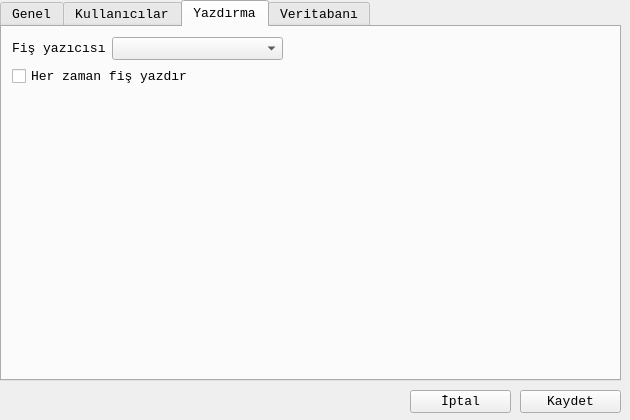
Old version of the form ayarlardialog.ui in the repository mamoo81/bhss.
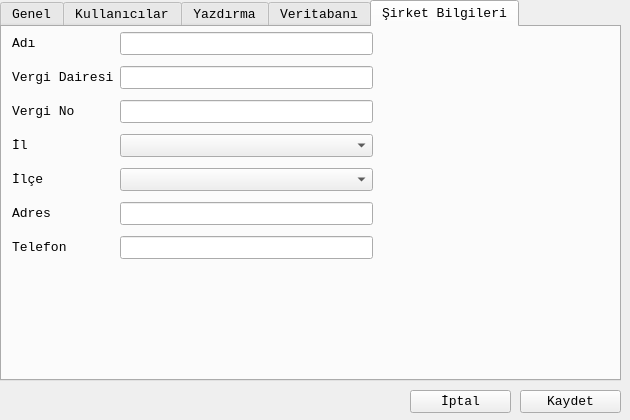
New version of the form.

Commit message: şirket bilgileri ön hazırlık ve bazı düzeltmeler

Patch:
```diff
--- a/ayarlardialog.ui
+++ b/ayarlardialog.ui
@@ -41,7 +41,7 @@
     </rect>
    </property>
    <property name="currentIndex">
-    <number>2</number>
+    <number>4</number>
    </property>
    <widget class="QWidget" name="tabGenel">
     <attribute name="title">
@@ -209,6 +209,93 @@
      <string>Veritabanı</string>
     </attribute>
    </widget>
+   <widget class="QWidget" name="tab_2">
+    <attribute name="title">
+     <string>Şirket Bilgileri</string>
+    </attribute>
+    <widget class="QWidget" name="">
+     <property name="geometry">
+      <rect>
+       <x>10</x>
+       <y>0</y>
+       <width>361</width>
+       <height>241</height>
+      </rect>
+     </property>
+     <layout class="QGridLayout" name="gridLayout">
+      <item row="0" column="0">
+       <widget class="QLabel" name="label_3">
+        <property name="text">
+         <string>Adı</string>
+        </property>
+       </widget>
+      </item>
+      <item row="0" column="1">
+       <widget class="QLineEdit" name="lineEdit"/>
+      </item>
+      <item row="1" column="0">
+       <widget class="QLabel" name="label_4">
+        <property name="text">
+         <string>Vergi Dairesi</string>
+        </property>
+       </widget>
+      </item>
+      <item row="1" column="1">
+       <widget class="QLineEdit" name="lineEdit_2"/>
+      </item>
+      <item row="2" column="0">
+       <widget class="QLabel" name="label_5">
+        <property name="text">
+         <string>Vergi No</string>
+        </property>
+       </widget>
+      </item>
+      <item row="2" column="1">
+       <widget class="QLineEdit" name="lineEdit_3"/>
+      </item>
+      <item row="3" column="0">
+       <widget class="QLabel" name="label_6">
+        <property name="text">
+         <string>İl</string>
+        </property>
+       </widget>
+      </item>
+      <item row="3" column="1">
+       <widget class="QComboBox" name="comboBox"/>
+      </item>
+      <item row="4" column="0">
+       <widget class="QLabel" name="label_7">
+        <property name="text">
+         <string>İlçe</string>
+        </property>
+       </widget>
+      </item>
+      <item row="4" column="1">
+       <widget class="QComboBox" name="comboBox_2"/>
+      </item>
+      <item row="5" column="0">
+       <widget class="QLabel" name="label_8">
+        <property name="text">
+         <string>Adres</string>
+        </property>
+       </widget>
+      </item>
+      <item row="5" column="1">
+       <widget class="QLineEdit" name="lineEdit_4"/>
+      </item>
+      <item row="6" column="0">
+       <widget class="QLabel" name="label_9">
+        <property name="text">
+         <string>Telefon</string>
+        </property>
+       </widget>
+      </item>
+      <item row="6" column="1">
+       <widget class="QLineEdit" name="lineEdit_5"/>
+      </item>
+     </layout>
+    </widget>
+   </widget>
   </widget>
   <widget class="QPushButton" name="pushButton">
    <property name="geometry">
```
The commit also changes 4 other files.
